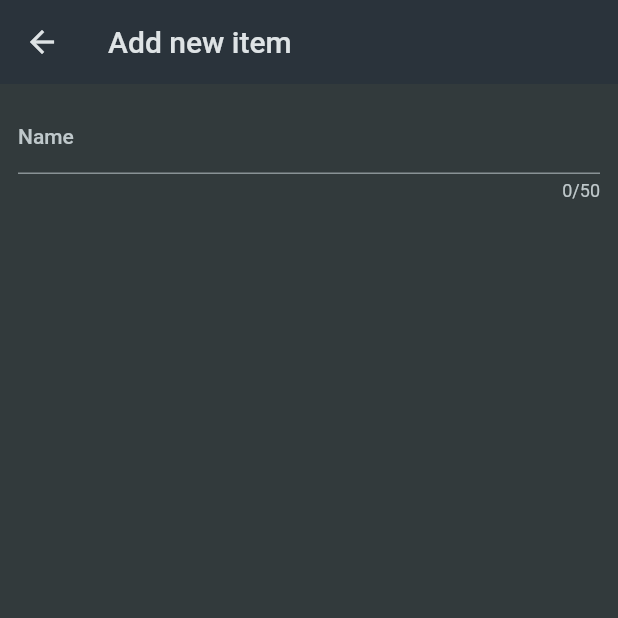
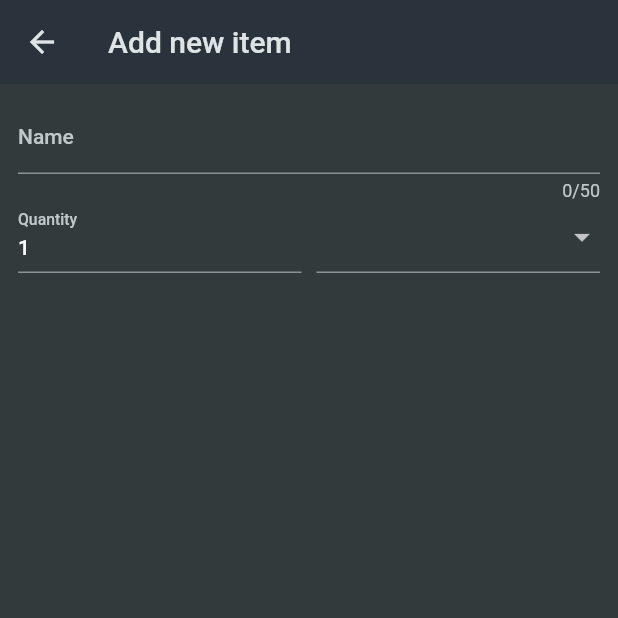
Before and after one commit to rinku-kr/flutter-shoppingList-app, a Flutter app: the NewItem screen opened directly, on a phone screen of 412 x 824 dp, the top half of it. Run offline on Flutter 3.47's test engine with Material 2 defaults, Android fonts, the phone set to English and light mode, and no system bars.

Commit message:
Adding drop down buttom

```diff
--- a/lib/widgets/new_item.dart
+++ b/lib/widgets/new_item.dart
@@ -1,4 +1,6 @@
 import 'package:flutter/material.dart';
+
+import 'package:shopping_list/data/categories.dart';
 
 class NewItem extends StatefulWidget {
   const NewItem({super.key});
@@ -27,6 +29,42 @@ class _NewItem extends State<NewItem> {
               validator: (value) {
                 return;
               },
+            ),
+            Row(
+              crossAxisAlignment: CrossAxisAlignment.end,
+              children: [
+                Expanded(
+                  child: TextFormField(
+                    decoration: const InputDecoration(
+                      label: Text('Quantity'),
+                    ),
+                    initialValue: '1',
+                  ),
+                ),
+                const SizedBox(
+                  width: 10,
+                ),
+                Expanded(
+                  child: DropdownButtonFormField(items: [
+                    for (final category in categories.entries)
+                      DropdownMenuItem(
+                          value: category.value,
+                          child: Row(
+                            children: [
+                              Container(
+                                width: 16,
+                                height: 16,
+                                color: category.value.color,
+                              ),
+                              const SizedBox(
+                                width: 8,
+                              ),
+                              Text(category.value.title),
+                            ],
+                          ))
+                  ], onChanged: (value) {}),
+                ),
+              ],
             )
           ],
         )),
```
